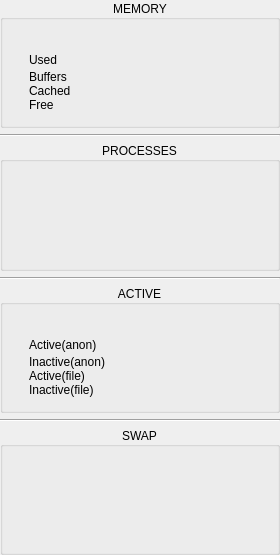
Old version of the form dde-istate-widgets/istateramwidget.ui in the repository SeptemberHX/dde-istate-menus.
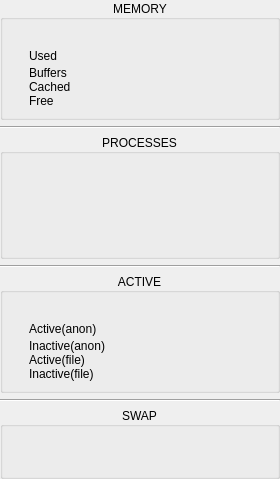
New version of the form. Custom widgets are drawn as their Qt base class.

What changed in the file:
```diff
--- a/dde-istate-widgets/istateramwidget.ui
+++ b/dde-istate-widgets/istateramwidget.ui
@@ -7,7 +7,7 @@
     <x>0</x>
     <y>0</y>
     <width>280</width>
-    <height>555</height>
+    <height>475</height>
    </rect>
   </property>
   <property name="minimumSize">
```
